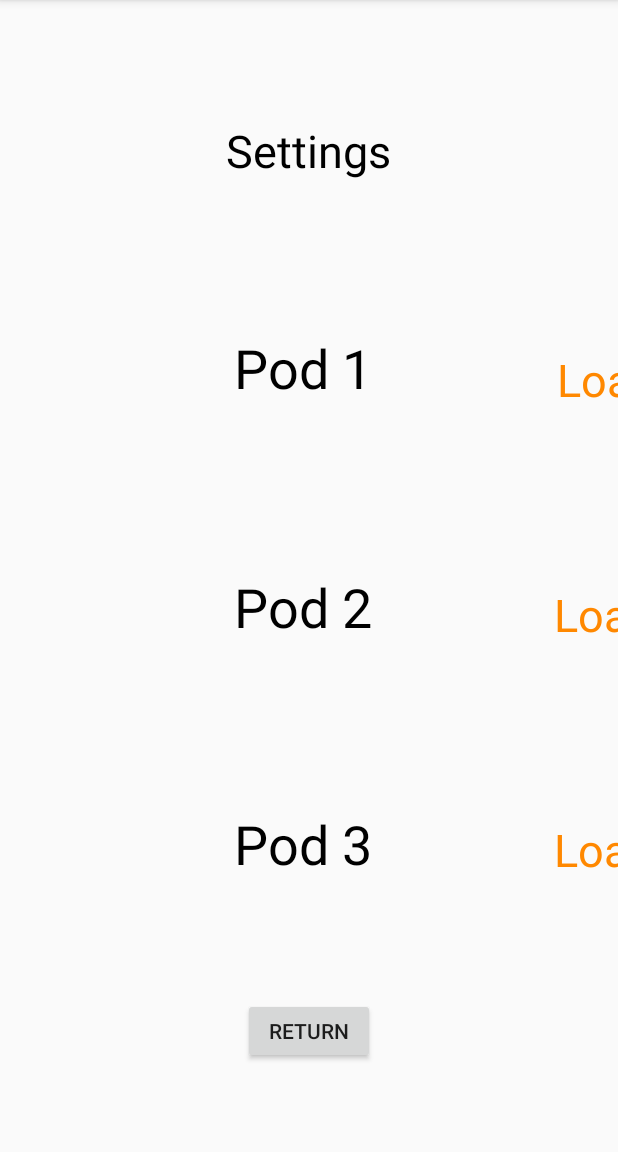
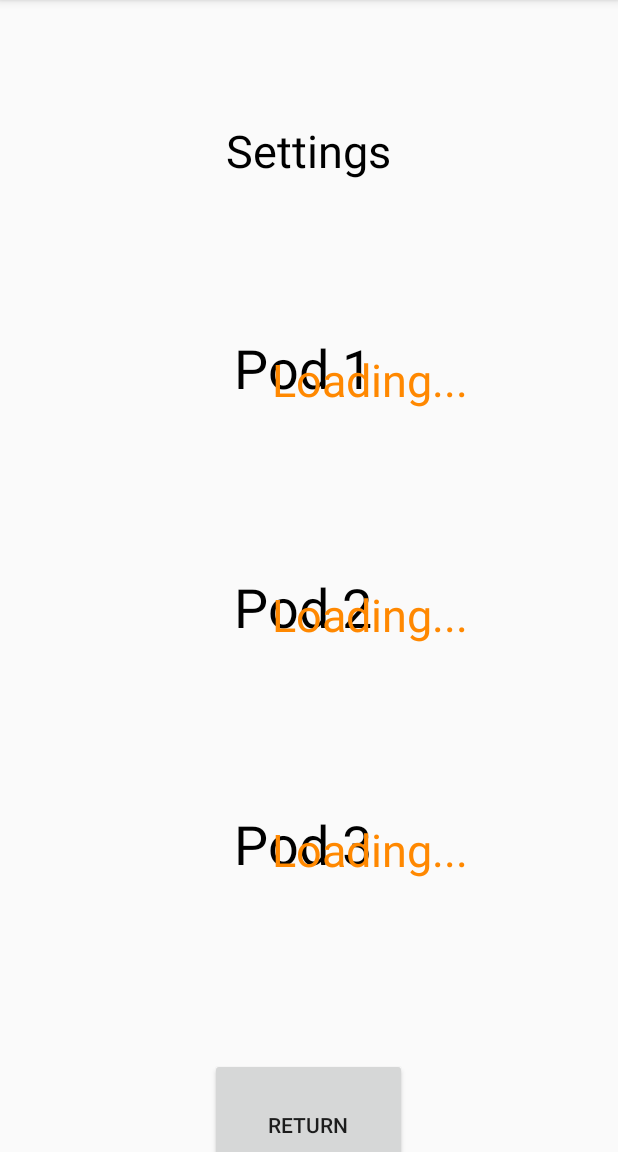
Before and after one commit to nopejpg/BetterGameOfTag, an Android app: the SettingActivity screen opened directly, with no data from a screen before it, on a phone screen of 412 x 824 dp, the part 84-1236 px from its top. Run offline under Robolectric (Android 15) with nearby library versions, the phone set to English and light mode, and no system bars.

Commit message:
formatting fix

```diff
--- a/mobileApp/BGOT_mobile/app/src/main/java/com/bgot/marccelestini/bgot_mobile/AutomatedTagActivity.java
+++ b/mobileApp/BGOT_mobile/app/src/main/java/com/bgot/marccelestini/bgot_mobile/AutomatedTagActivity.java
@@ -20,8 +20,8 @@ public class AutomatedTagActivity extends AppCompatActivity {
     protected void onCreate(Bundle savedInstanceState) {
         super.onCreate(savedInstanceState);
         setContentView(R.layout.activity_automated_tag);
-        autoTagPlayButton = findViewById(R.id.autoTagPlayButton);
-        autoTagQuitButton = findViewById(R.id.autoTagQuitButton);
+        autoTagPlayButton = (Button) findViewById(R.id.autoTagPlayButton);
+        autoTagQuitButton = (Button) findViewById(R.id.autoTagQuitButton);
         autoTagPlayButton.setEnabled(false);
         autoTagQuitButton.setEnabled(false);
 
--- a/mobileApp/BGOT_mobile/app/src/main/res/layout/activity_automated_tag.xml
+++ b/mobileApp/BGOT_mobile/app/src/main/res/layout/activity_automated_tag.xml
@@ -30,7 +30,6 @@
         android:layout_marginTop="8dp"
         android:text="Quit"
         android:textAllCaps="false"
-        android:textColor="@android:color/black"
         android:textSize="30sp"
         app:layout_constraintBottom_toBottomOf="parent"
         app:layout_constraintEnd_toEndOf="parent"
@@ -46,7 +45,6 @@
         android:layout_marginTop="8dp"
         android:text="Play"
         android:textAllCaps="false"
-        android:textColor="@android:color/black"
         android:textSize="30sp"
         app:layout_constraintBottom_toBottomOf="parent"
         app:layout_constraintStart_toStartOf="parent"
--- a/mobileApp/BGOT_mobile/app/src/main/res/layout/activity_setting.xml
+++ b/mobileApp/BGOT_mobile/app/src/main/res/layout/activity_setting.xml
@@ -61,47 +61,48 @@
         android:id="@+id/settingsPod3Display"
         android:layout_width="wrap_content"
         android:layout_height="wrap_content"
-        android:layout_marginStart="100dp"
+        android:layout_marginEnd="100dp"
         android:layout_marginTop="116dp"
         android:text="Loading..."
         android:textColor="@android:color/holo_orange_dark"
         android:textSize="30sp"
-        app:layout_constraintStart_toEndOf="@+id/settingsPod3Label"
+        app:layout_constraintEnd_toEndOf="parent"
         app:layout_constraintTop_toBottomOf="@+id/settingsPod2Display" />
 
     <TextView
         android:id="@+id/settingsPod2Display"
         android:layout_width="wrap_content"
         android:layout_height="wrap_content"
-        android:layout_marginStart="108dp"
+        android:layout_marginEnd="100dp"
         android:layout_marginTop="116dp"
         android:text="Loading..."
         android:textColor="@android:color/holo_orange_dark"
         android:textSize="30sp"
-        app:layout_constraintStart_toEndOf="@+id/settingsPod2Label"
+        app:layout_constraintEnd_toEndOf="parent"
         app:layout_constraintTop_toBottomOf="@+id/settingsPod1Display" />
 
     <TextView
         android:id="@+id/settingsPod1Display"
         android:layout_width="wrap_content"
         android:layout_height="wrap_content"
-        android:layout_marginStart="112dp"
+        android:layout_marginEnd="100dp"
         android:layout_marginTop="112dp"
         android:text="Loading..."
         android:textColor="@android:color/holo_orange_dark"
         android:textSize="30sp"
-        app:layout_constraintStart_toEndOf="@+id/settingsPod1Label"
+        app:layout_constraintEnd_toEndOf="parent"
         app:layout_constraintTop_toBottomOf="@+id/textView" />
 
     <Button
         android:id="@+id/settingsReturn"
-        android:layout_width="wrap_content"
-        android:layout_height="44dp"
+        android:layout_width="131dp"
+        android:layout_height="89dp"
         android:layout_marginEnd="8dp"
         android:layout_marginStart="8dp"
-        android:layout_marginTop="76dp"
+        android:layout_marginTop="116dp"
         android:text="Return"
         app:layout_constraintEnd_toEndOf="parent"
+        app:layout_constraintHorizontal_bias="0.498"
         app:layout_constraintStart_toStartOf="parent"
         app:layout_constraintTop_toBottomOf="@+id/settingsPod3Label" />
 
```
Also changed, not shown: mobileApp/BGOT_mobile/app/src/main/res/layout/activity_manual_tag.xml (+8 -5 lines), 2 other files.
